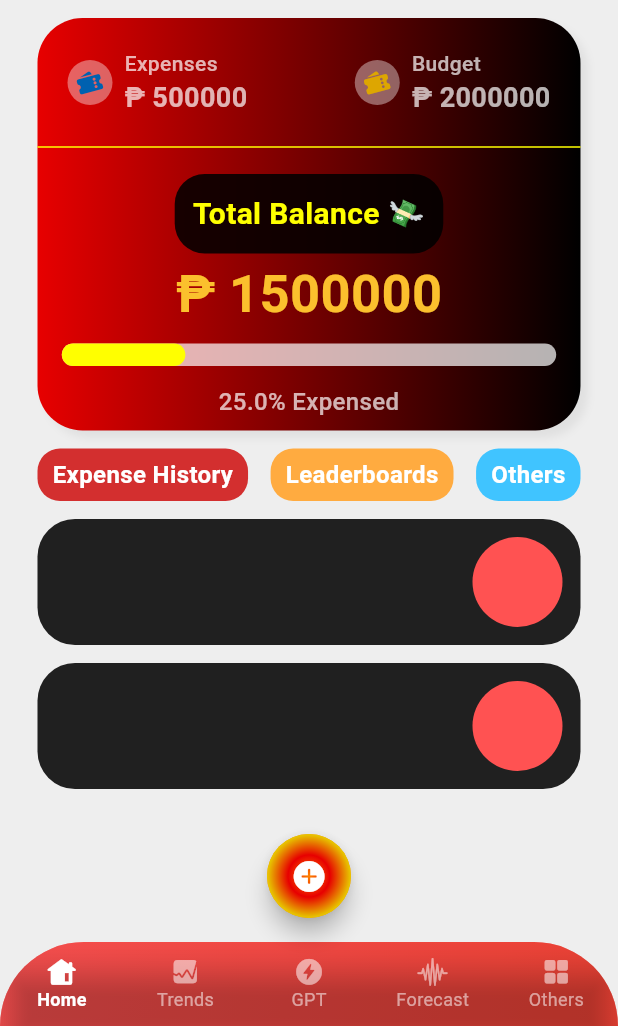
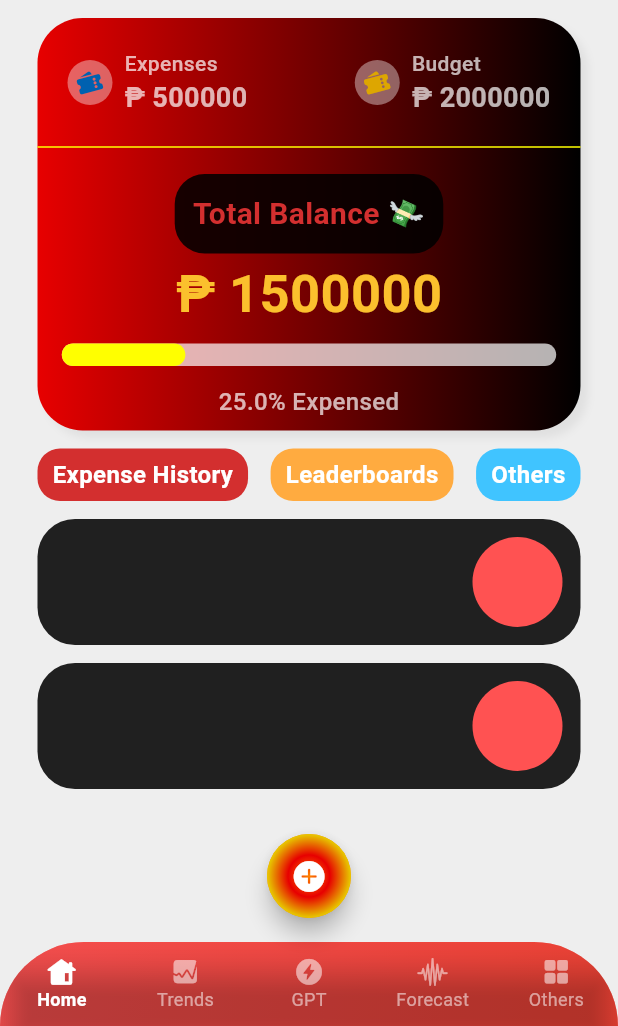
Before and after one commit to donyelqt/pera-pinoy, a Flutter app: the screen it shows after launch, on a phone screen of 412 x 824 dp, the part 210-1236 px from its top. Run offline on Flutter 3.47's test engine with Material 3 defaults, Android fonts, the phone set to English and light mode, and no system bars.

Commit message:
"Changed text color from yellowAccent to red[700] in MainScreen"

```diff
--- a/lib/screens/home/views/main_screen.dart
+++ b/lib/screens/home/views/main_screen.dart
@@ -214,7 +214,7 @@ class MainScreen extends StatelessWidget {
                       style: TextStyle(
                           fontSize: 20,
                           color: Colors
-                              .yellowAccent, // Color.fromARGB(255, 216, 195, 0),
+                              .red[700], // Color.fromARGB(255, 216, 195, 0),
                           fontWeight: FontWeight.bold),
                     ),
                   ),
```
